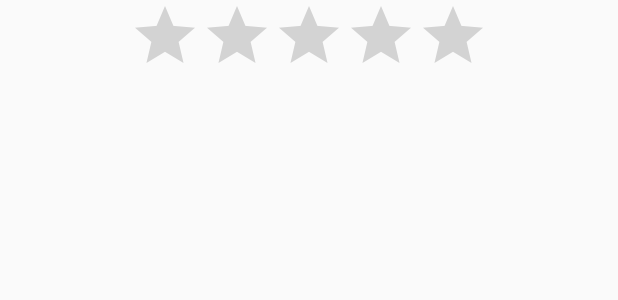
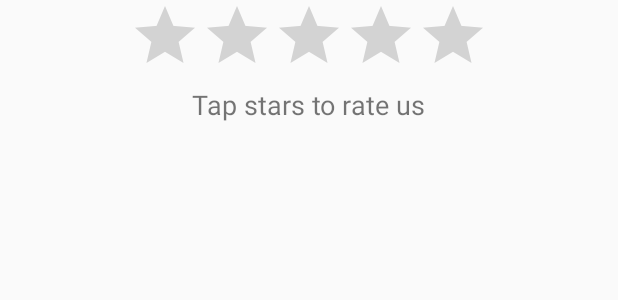
Before and after one commit to karthik-r14/Forms, an Android app: the layout fragment_rate_us_dialog.xml on its own in the app's theme, with its tools: preview values and no code run, on a phone screen of 412 x 824 dp. Shown: the top 300 px of the screen. Run offline under Robolectric (Android 15) with nearby library versions, the phone set to English and light mode, and no system bars.

Commit message:
Now, a tap rating bar text has been added to rate us.

```diff
--- a/app/src/main/java/com/userdetails/forms/presenter/RateUsDialogPresenter.java
+++ b/app/src/main/java/com/userdetails/forms/presenter/RateUsDialogPresenter.java
@@ -7,7 +7,7 @@ import static android.view.View.GONE;
 import static android.view.View.VISIBLE;
 
 public class RateUsDialogPresenter {
-    private static final int THRESHOLD = 3;
+    private static final float THRESHOLD = 3.0f;
     private RateUsView view;
 
     public RateUsDialogPresenter(RateUsView view) {
@@ -18,13 +18,16 @@ public class RateUsDialogPresenter {
         if (rating <= THRESHOLD) {
             if (rating == 0.0f) {
                 view.setButtonLayoutVisibility(GONE);
+                view.setTapStarsVisibility(VISIBLE);
             } else {
                 view.setButtonLayoutVisibility(VISIBLE);
                 view.setColorOfRatingBar(R.color.red);
+                view.setTapStarsVisibility(GONE);
             }
         } else {
             view.setButtonLayoutVisibility(VISIBLE);
             view.setColorOfRatingBar(R.color.turquoise);
+            view.setTapStarsVisibility(GONE);
         }
     }
 }
--- a/app/src/main/java/com/userdetails/forms/view/rate_us/RateUsView.java
+++ b/app/src/main/java/com/userdetails/forms/view/rate_us/RateUsView.java
@@ -4,4 +4,6 @@ public interface RateUsView {
     void setButtonLayoutVisibility(int visibility);
 
     void setColorOfRatingBar(int color);
+
+    void setTapStarsVisibility(int visibility);
 }
--- a/app/src/main/res/layout/fragment_rate_us_dialog.xml
+++ b/app/src/main/res/layout/fragment_rate_us_dialog.xml
@@ -11,6 +11,15 @@
     android:layout_height="wrap_content"
     android:numStars="5"
     android:stepSize="1"
+    android:layout_centerHorizontal="true"/>
+
+  <TextView
+    android:id="@+id/tap_stars_text"
+    android:layout_below="@+id/ratingBar"
+    android:layout_width="wrap_content"
+    android:layout_height="wrap_content"
+    android:text="@string/tap_stars"
+    android:textSize="18sp"
     android:layout_centerHorizontal="true"/>
 
   <LinearLayout
--- a/app/src/main/res/values/strings.xml
+++ b/app/src/main/res/values/strings.xml
@@ -44,4 +44,5 @@
   <string name="faqs">FAQs</string>
   <string name="max_length">/150</string>
   <string name="min_length">0</string>
+  <string name="tap_stars">Tap stars to rate us</string>
 </resources>
```
Also changed, not shown: app/src/main/java/com/userdetails/forms/view/rate_us/RateUsDialogFragment.java (+9 -1 lines), 1 other file.
